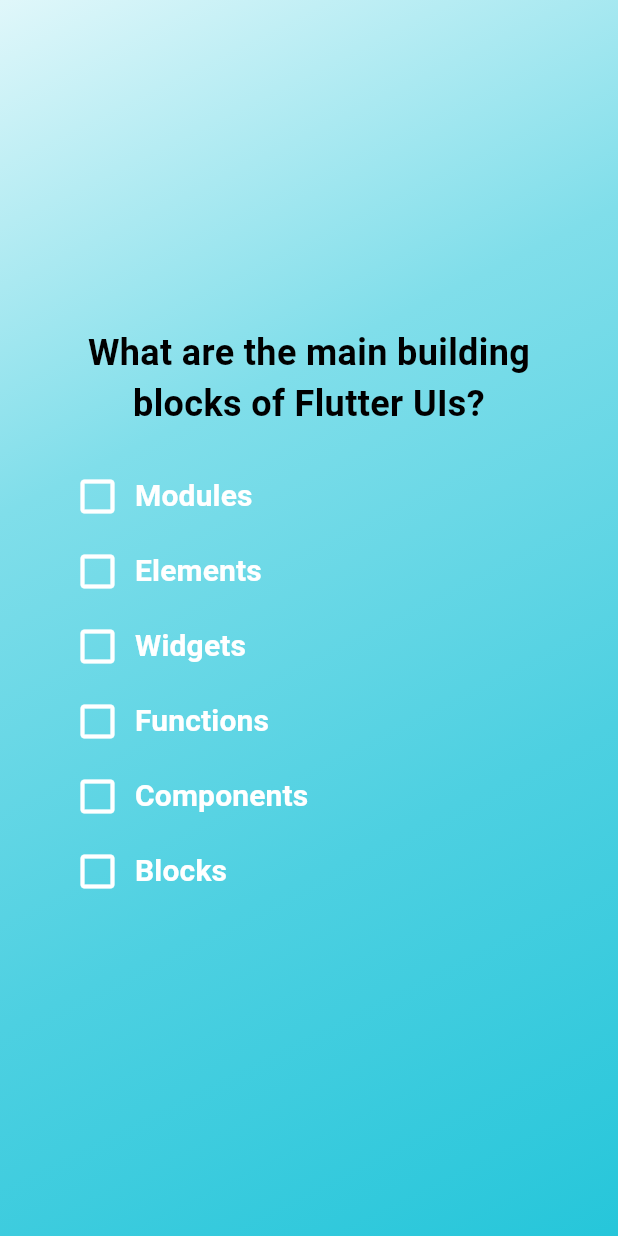
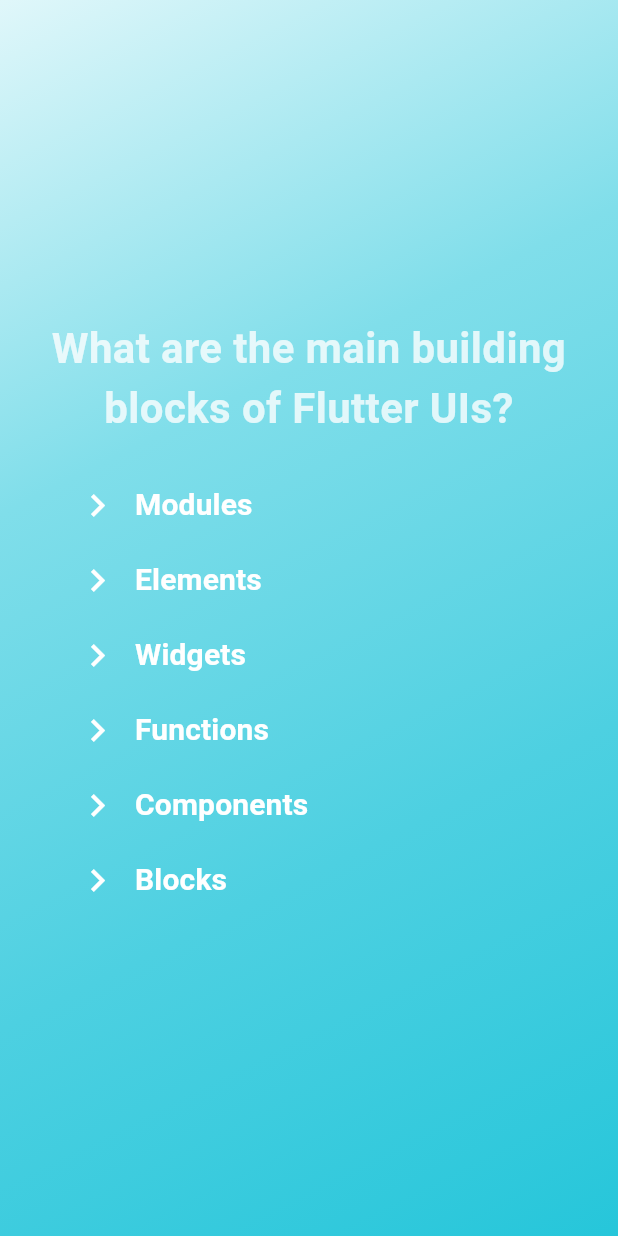
Before and after one commit to Flammans/simply-quiz-app, a Flutter app: the screen it shows after launch, after a tap on "Start Quiz", on a phone screen of 412 x 824 dp. Run offline on Flutter 3.47's test engine with Material 3 defaults, Android fonts, the phone set to English and light mode, and no system bars; our stand-ins replace google_fonts.

Commit message:
Add Cocoapods integration and Google Fonts support
Integrated Cocoapods into the iOS and macOS projects by updating configuration files and including dependencies, enabling better management of external libraries. Added the Google Fonts package for improved typography in the app and updated UI elements to utilize custom fonts with enhanced stylings. Adjusted components such as AnswerButton and screens for dynamic interactions and navigation.

```diff
--- a/lib/answer_button.dart
+++ b/lib/answer_button.dart
@@ -1,4 +1,5 @@
 import 'package:flutter/material.dart';
+import 'package:google_fonts/google_fonts.dart';
 
 class AnswerButton extends StatefulWidget {
   const AnswerButton({
@@ -23,6 +24,7 @@
     setState(() {
       isPressed = !isPressed;
     });
+    widget.onTap();
   }
 
   @override
@@ -40,17 +42,21 @@
         mainAxisAlignment: MainAxisAlignment.start,
         children: [
           Icon(
-            isPressed ? Icons.check_box_outlined : Icons.check_box_outline_blank,
+            Icons.chevron_right,
             size: 30,
             color: Colors.white,
           ),
           const SizedBox(width: 10),
-          Text(
-            widget.answerText,
-            style: const TextStyle(
-              color: Colors.white,
-              fontSize: 20,
-              fontWeight: FontWeight.bold,
+          Expanded(
+            child: Text(
+              widget.answerText,
+              style: GoogleFonts.roboto(
+                color: Colors.white,
+                fontSize: 20,
+                fontWeight: FontWeight.bold,
+              ),
+              softWrap: true,
+              overflow: TextOverflow.visible,
             ),
           ),
         ],
--- a/lib/screens/questions_screen.dart
+++ b/lib/screens/questions_screen.dart
@@ -1,6 +1,7 @@
 import 'package:flutter/material.dart';
 import 'package:simply_quiz_app/answer_button.dart';
 import 'package:simply_quiz_app/data/questions.dart';
+import 'package:google_fonts/google_fonts.dart';
 
 class QuestionsScreen extends StatefulWidget {
   const QuestionsScreen({super.key});
@@ -12,9 +13,17 @@
 }
 
 class _QuestionsScreenState extends State<QuestionsScreen> {
+  var currentQuestionIndex = 0;
+
+  void answerQuestion() {
+    setState(() {
+      currentQuestionIndex++;
+    });
+  }
+
   @override
   Widget build(context) {
-    final currentQuestion = questions[0];
+    final currentQuestion = questions[currentQuestionIndex];
 
     return SizedBox(
       width: double.infinity,
@@ -27,16 +36,16 @@
             Text(
               currentQuestion.question,
               textAlign: TextAlign.center,
-              style: TextStyle(
-                color: Colors.black,
-                fontSize: 24,
+              style: GoogleFonts.roboto(
+                color: const Color.fromARGB(200, 255, 255, 255),
+                fontSize: 28,
                 fontWeight: FontWeight.bold,
-              )
+              ),
             ),
             const SizedBox(height: 20),
 
             ...currentQuestion.getShuffledAnswers().map((answer) {
-              return AnswerButton(answerText: answer, onTap: () {},);
+              return AnswerButton(answerText: answer, onTap: answerQuestion,);
             }),
         ],),
       ),
--- a/lib/screens/start_screen.dart
+++ b/lib/screens/start_screen.dart
@@ -1,4 +1,5 @@
 import 'package:flutter/material.dart';
+import 'package:google_fonts/google_fonts.dart';
 
 class StartScreen extends StatelessWidget {
   const StartScreen(this.startQuiz, {super.key});
@@ -21,10 +22,10 @@
           Text(
             'Welcome to \n The Flutter Quiz \nLet\'s get started!',
             textAlign: TextAlign.center,
-            style: TextStyle(
-              fontSize: 24,
+            style: GoogleFonts.roboto(
+              color: const Color.fromARGB(200, 255, 255, 255),
+              fontSize: 28,
               fontWeight: FontWeight.bold,
-              color: Color.fromARGB(200, 255, 255, 255),
             ),
           ),
           SizedBox(height: 40),
@@ -33,8 +34,8 @@
             style: ElevatedButton.styleFrom(
               foregroundColor: Colors.white,
               backgroundColor: Colors.blue,
-              textStyle: TextStyle(
-                fontSize: 20,
+              textStyle: GoogleFonts.roboto(
+                fontSize: 22,
                 fontWeight: FontWeight.bold,
               ),
               padding: EdgeInsets.symmetric(horizontal: 30, vertical: 10),
--- a/pubspec.yaml
+++ b/pubspec.yaml
@@ -34,6 +34,7 @@
   # The following adds the Cupertino Icons font to your application.
   # Use with the CupertinoIcons class for iOS style icons.
   cupertino_icons: ^1.0.8
+  google_fonts: ^6.2.1
 
 dev_dependencies:
   flutter_test:
```
Also changed, not shown: pubspec.lock, 7 other files.
